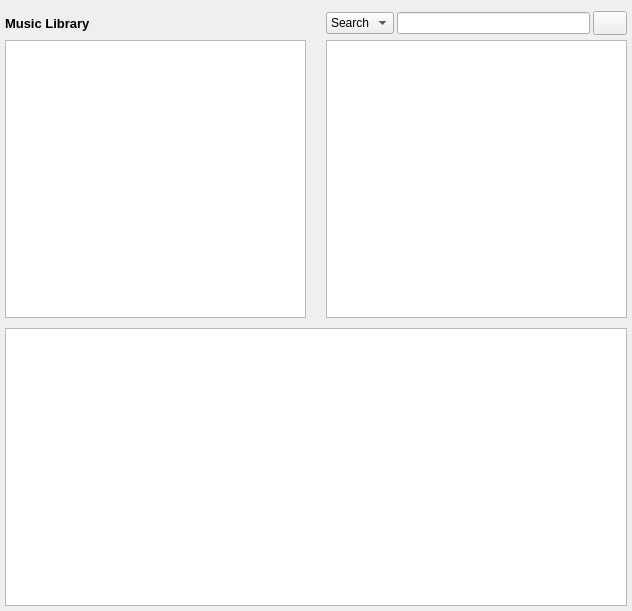
Qt form trunk/GUI/library/GUI_Library_windowed.ui (shahid334/sayonara-player) before a commit.
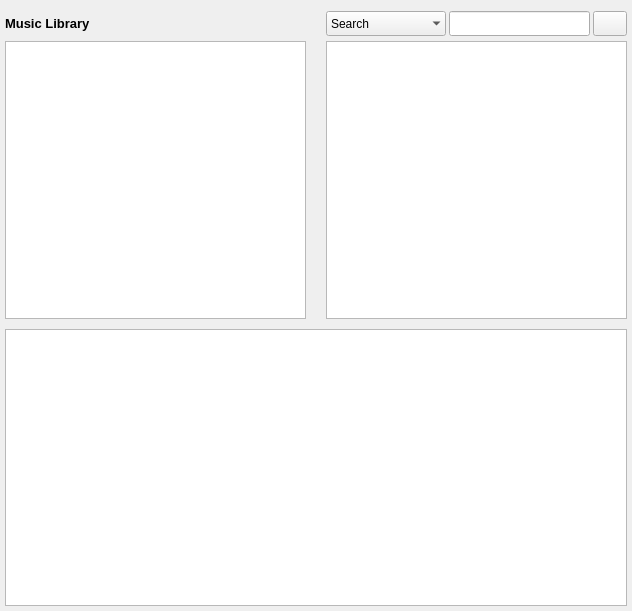
The same form after that commit. Custom widgets are drawn as their Qt base class.

```diff
--- a/trunk/GUI/library/GUI_Library_windowed.ui
+++ b/trunk/GUI/library/GUI_Library_windowed.ui
@@ -69,6 +69,9 @@
      <property name="horizontalScrollMode">
       <enum>QAbstractItemView::ScrollPerPixel</enum>
      </property>
+     <property name="showGrid">
+      <bool>false</bool>
+     </property>
      <property name="gridStyle">
       <enum>Qt::DotLine</enum>
      </property>
@@ -132,6 +135,9 @@
      <property name="horizontalScrollMode">
       <enum>QAbstractItemView::ScrollPerPixel</enum>
      </property>
+     <property name="showGrid">
+      <bool>false</bool>
+     </property>
      <property name="gridStyle">
       <enum>Qt::DotLine</enum>
      </property>
@@ -205,7 +211,7 @@
       <enum>QAbstractItemView::ScrollPerPixel</enum>
      </property>
      <property name="showGrid">
-      <bool>true</bool>
+      <bool>false</bool>
      </property>
      <property name="gridStyle">
       <enum>Qt::DotLine</enum>
@@ -321,9 +327,30 @@
      </property>
      <item>
       <widget class="QComboBox" name="combo_searchfilter">
+       <property name="minimumSize">
+        <size>
+         <width>120</width>
+         <height>25</height>
+        </size>
+       </property>
+       <property name="maximumSize">
+        <size>
+         <width>120</width>
+         <height>25</height>
+        </size>
+       </property>
        <property name="focusPolicy">
         <enum>Qt::NoFocus</enum>
        </property>
+       <property name="sizeAdjustPolicy">
+        <enum>QComboBox::AdjustToMinimumContentsLength</enum>
+       </property>
+       <property name="minimumContentsLength">
+        <number>120</number>
+       </property>
+       <property name="frame">
+        <bool>false</bool>
+       </property>
        <item>
         <property name="text">
          <string>Search</string>
@@ -343,6 +370,18 @@
      </item>
      <item>
       <widget class="QLineEdit" name="le_search">
+       <property name="minimumSize">
+        <size>
+         <width>0</width>
+         <height>25</height>
+        </size>
+       </property>
+       <property name="maximumSize">
+        <size>
+         <width>16777215</width>
+         <height>25</height>
+        </size>
+       </property>
        <property name="focusPolicy">
         <enum>Qt::ClickFocus</enum>
        </property>
@@ -353,10 +392,16 @@
      </item>
      <item>
       <widget class="QPushButton" name="btn_clear">
+       <property name="minimumSize">
+        <size>
+         <width>0</width>
+         <height>25</height>
+        </size>
+       </property>
        <property name="maximumSize">
         <size>
          <width>34</width>
-         <height>24</height>
+         <height>25</height>
         </size>
        </property>
        <property name="focusPolicy">
```
